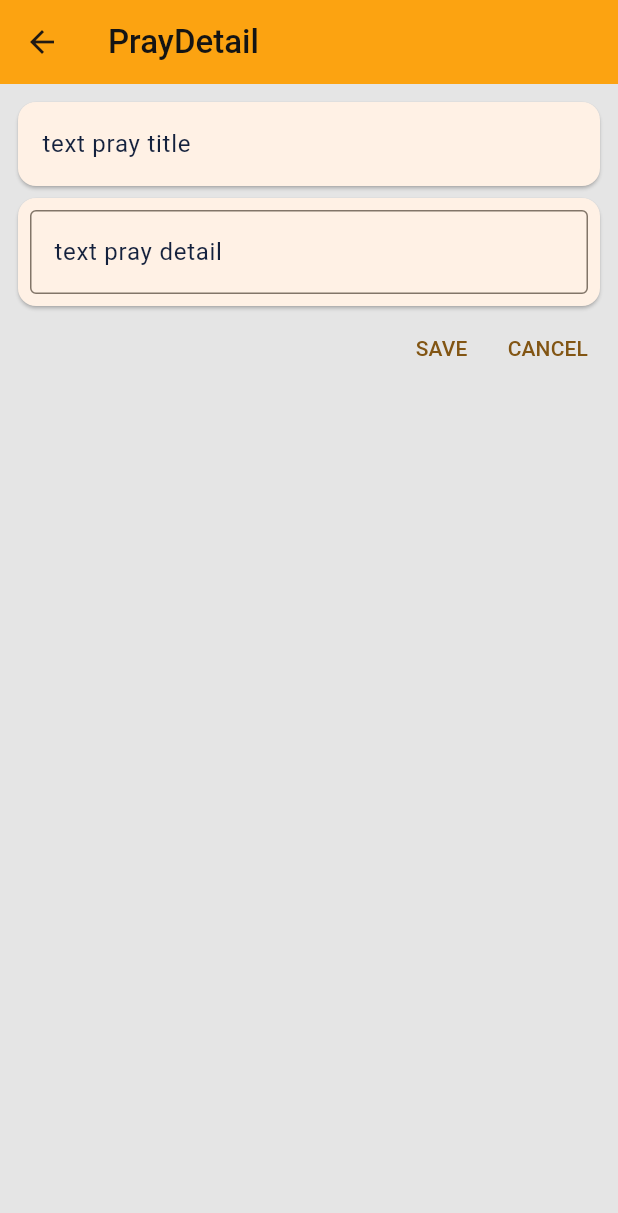
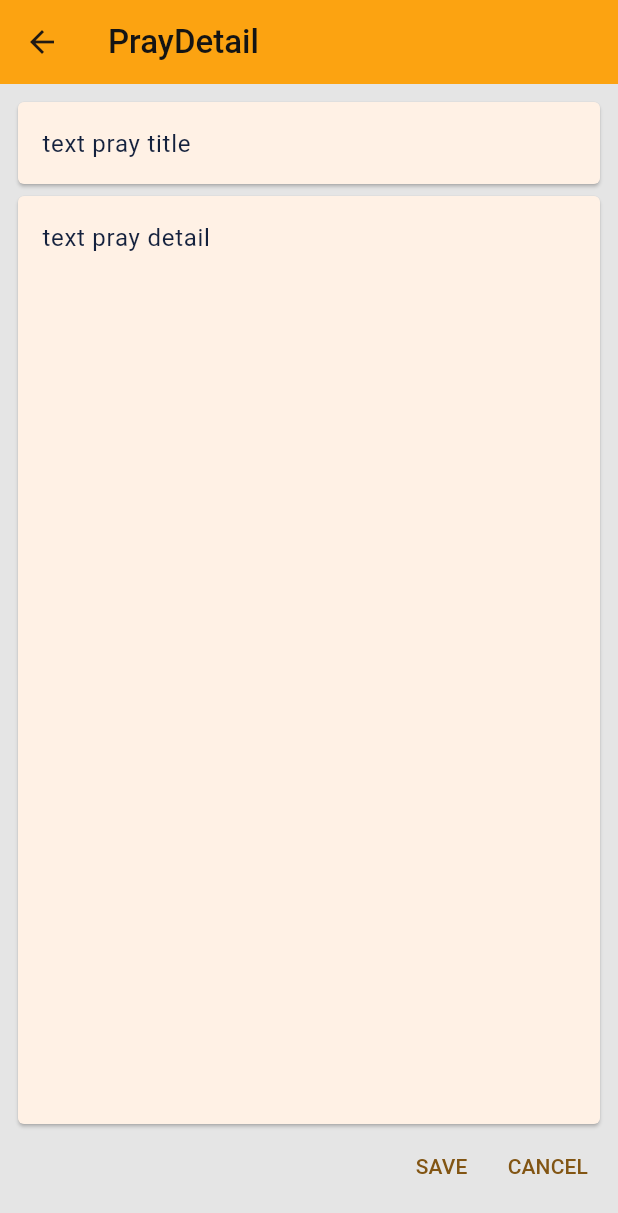
Before and after one commit to minbbal/mylist_app, a Flutter app: the PrayDetail screen opened by its route, on a phone screen of 412 x 824 dp. Shown: the top 1213 px of the screen. Run offline on Flutter 3.47's test engine with Material 3 defaults, Android fonts, the phone set to English and light mode, and no system bars.

Commit message:
change pray detail content style

```diff
--- a/lib/prayDetail.dart
+++ b/lib/prayDetail.dart
@@ -29,7 +29,12 @@ class _PrayDetailState extends State<PrayDetail> {
         child: Column(
             mainAxisAlignment: MainAxisAlignment.start,
             children: <Widget>[
-              Card(
+              Flexible(
+                flex: 1,
+                child: Card(
+                  shape: RoundedRectangleBorder(
+                    borderRadius: BorderRadius.circular(4),
+                  ),
                   child: Padding(
                     padding: EdgeInsets.fromLTRB(16, 4, 16, 4),
                     child: TextField(
@@ -43,25 +48,40 @@ class _PrayDetailState extends State<PrayDetail> {
                     ),
                   ),
                 ),
-              Card(
+              ),
+              Expanded(
+                flex: 10,
+                child: Card(
+                  shape: RoundedRectangleBorder(
+                    borderRadius: BorderRadius.circular(4),
+                  ),
                   child: Padding(
-                  padding: EdgeInsets.all(8.0),
+                    padding: EdgeInsets.fromLTRB(16, 4, 16, 4),
                     child: TextField(
                         keyboardType: TextInputType.multiline,
                         maxLines: null,
                         decoration: InputDecoration(
-                          border: OutlineInputBorder(),
-                          labelText: 'text pray detail',
-                          labelStyle: TextStyle(color: Color(0xFF14213D)))),
+                            // border: OutlineInputBorder(),
+                            // labelText: 'text pray detail',
+                            hintText: 'text pray detail',
+                            labelStyle: TextStyle(color: Color(0xFF14213D)),
+                            hintStyle: TextStyle(color: Color(0xFF14213D)),
+                            errorStyle: TextStyle(color: Color(0xFF14213D)),
+                            enabledBorder: InputBorder.none,
+                            focusedBorder: InputBorder.none)),
                   ),
                 ),
-              Row(
+              ),
+              Flexible(
+                flex: 1,
+                child: Row(
                   mainAxisAlignment: MainAxisAlignment.end,
                   crossAxisAlignment: CrossAxisAlignment.end,
                   children: [
                     TextButton(onPressed: () {}, child: Text('SAVE')),
                     TextButton(onPressed: () {}, child: Text('CANCEL')),
                   ],
+                ),
               )
             ]),
       ),
```
Lines whose indentation alone changed are shown as unchanged.
